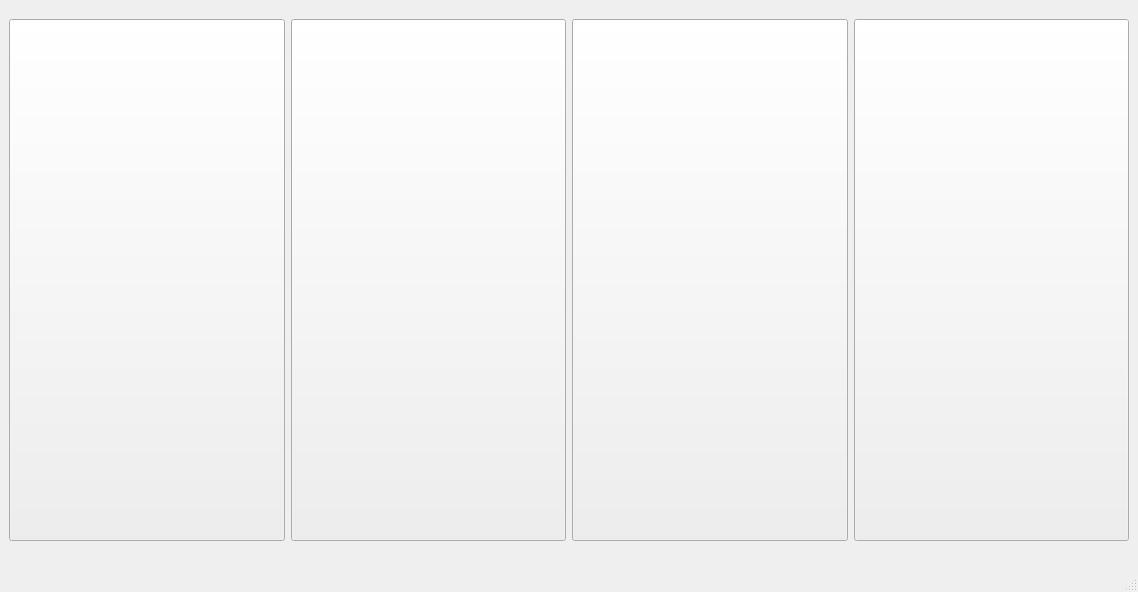
Above: loginscreen/frontpage.ui from jgrady15/CS1C-Project-1 before the change. Below: the same form after it.
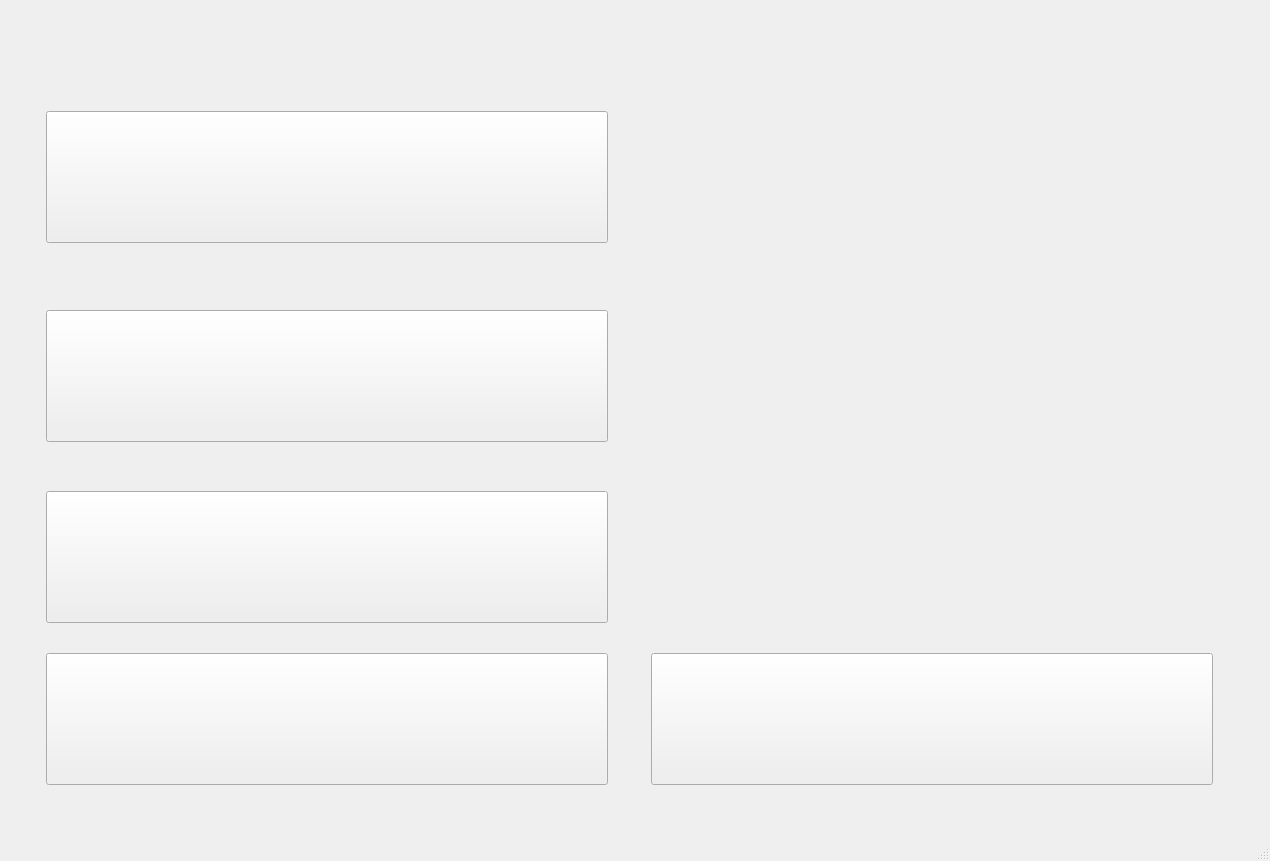
That is the form after the change. Icons and pictures are not drawn.

Commit message: oppan menu style

```diff
--- a/loginscreen/frontpage.ui
+++ b/loginscreen/frontpage.ui
@@ -6,8 +6,8 @@
    <rect>
     <x>0</x>
     <y>0</y>
-    <width>1138</width>
-    <height>592</height>
+    <width>1270</width>
+    <height>861</height>
    </rect>
   </property>
   <property name="windowTitle">
@@ -31,24 +31,24 @@
         <property name="geometry">
          <rect>
           <x>0</x>
-          <y>10</y>
-          <width>1120</width>
-          <height>522</height>
+          <y>60</y>
+          <width>1241</width>
+          <height>721</height>
          </rect>
         </property>
-        <layout class="QHBoxLayout" name="horizontalLayout_2">
-         <item>
+        <layout class="QGridLayout" name="gridLayout">
+         <item row="0" column="0">
           <widget class="QPushButton" name="pushButton">
            <property name="sizePolicy">
-            <sizepolicy hsizetype="Preferred" vsizetype="Preferred">
+            <sizepolicy hsizetype="Fixed" vsizetype="Fixed">
              <horstretch>0</horstretch>
              <verstretch>0</verstretch>
             </sizepolicy>
            </property>
            <property name="minimumSize">
             <size>
-             <width>275</width>
-             <height>520</height>
+             <width>562</width>
+             <height>132</height>
             </size>
            </property>
            <property name="styleSheet">
@@ -59,40 +59,18 @@
            </property>
           </widget>
          </item>
-         <item>
-          <widget class="QPushButton" name="pushButton_2">
-           <property name="sizePolicy">
-            <sizepolicy hsizetype="Preferred" vsizetype="Preferred">
-             <horstretch>0</horstretch>
-             <verstretch>0</verstretch>
-            </sizepolicy>
-           </property>
-           <property name="minimumSize">
-            <size>
-             <width>275</width>
-             <height>520</height>
-            </size>
-           </property>
-           <property name="styleSheet">
-            <string notr="true">image: url(:/img/images/screen2.jpg);</string>
-           </property>
-           <property name="text">
-            <string/>
-           </property>
-          </widget>
-         </item>
-         <item>
+         <item row="2" column="0">
           <widget class="QPushButton" name="pushButton_3">
            <property name="sizePolicy">
-            <sizepolicy hsizetype="Preferred" vsizetype="Preferred">
+            <sizepolicy hsizetype="Fixed" vsizetype="Fixed">
              <horstretch>0</horstretch>
              <verstretch>0</verstretch>
             </sizepolicy>
            </property>
            <property name="minimumSize">
             <size>
-             <width>275</width>
-             <height>520</height>
+             <width>562</width>
+             <height>132</height>
             </size>
            </property>
            <property name="styleSheet">
@@ -103,22 +81,79 @@
            </property>
           </widget>
          </item>
-         <item>
+         <item row="1" column="0">
+          <widget class="QPushButton" name="pushButton_2">
+           <property name="sizePolicy">
+            <sizepolicy hsizetype="Fixed" vsizetype="Fixed">
+             <horstretch>0</horstretch>
+             <verstretch>0</verstretch>
+            </sizepolicy>
+           </property>
+           <property name="minimumSize">
+            <size>
+             <width>562</width>
+             <height>132</height>
+            </size>
+           </property>
+           <property name="styleSheet">
+            <string notr="true">image: url(:/img/images/pushbutton2.jpg);</string>
+           </property>
+           <property name="text">
+            <string/>
+           </property>
+          </widget>
+         </item>
+         <item row="3" column="0">
           <widget class="QPushButton" name="pushButton_4">
            <property name="sizePolicy">
-            <sizepolicy hsizetype="Preferred" vsizetype="Preferred">
+            <sizepolicy hsizetype="Fixed" vsizetype="Fixed">
              <horstretch>0</horstretch>
              <verstretch>0</verstretch>
             </sizepolicy>
            </property>
            <property name="minimumSize">
             <size>
-             <width>275</width>
-             <height>520</height>
+             <width>562</width>
+             <height>132</height>
             </size>
            </property>
            <property name="styleSheet">
-            <string notr="true">image: url(:/img/images/screen4.jpg);</string>
+            <string notr="true">image: url(:/img/images/pushbutton4.jpg);</string>
+           </property>
+           <property name="text">
+            <string/>
+           </property>
+          </widget>
+         </item>
+         <item row="0" column="1" rowspan="3">
+          <widget class="QLabel" name="logo">
+           <property name="minimumSize">
+            <size>
+             <width>562</width>
+             <height>562</height>
+            </size>
+           </property>
+           <property name="text">
+            <string/>
+           </property>
+          </widget>
+         </item>
+         <item row="3" column="1">
+          <widget class="QPushButton" name="pushButton_5">
+           <property name="sizePolicy">
+            <sizepolicy hsizetype="Fixed" vsizetype="Fixed">
+             <horstretch>0</horstretch>
+             <verstretch>0</verstretch>
+            </sizepolicy>
+           </property>
+           <property name="minimumSize">
+            <size>
+             <width>562</width>
+             <height>132</height>
+            </size>
+           </property>
+           <property name="styleSheet">
+            <string notr="true">image: url(:/img/images/pushbutton5.jpg);</string>
            </property>
            <property name="text">
             <string/>
```
Left out of the diff: 8 changed lines with no effect on the pictures. The commit also changes 8 other files.
